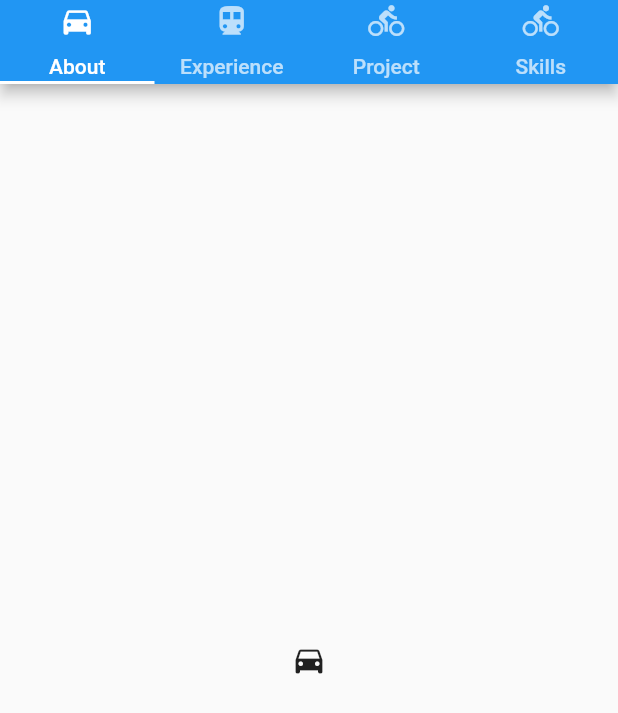
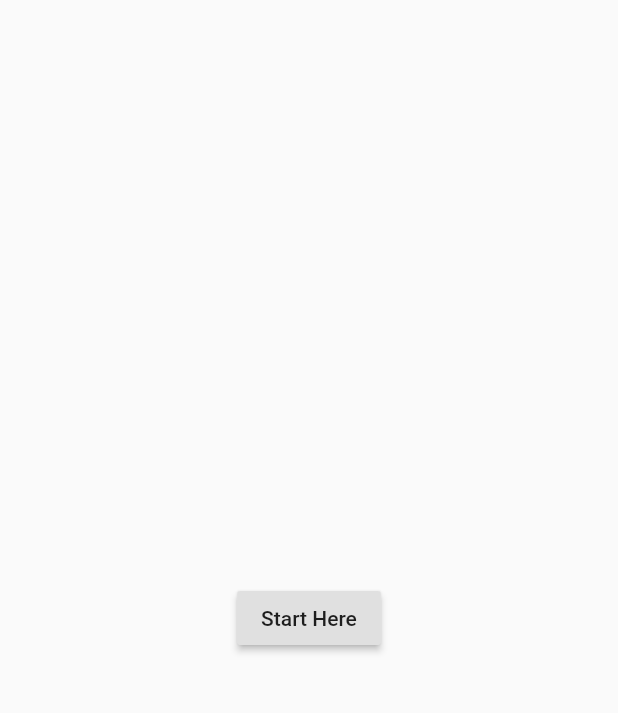
Before and after one commit to ludesdeveloper/seskiramadhancv, a Flutter app: the screen it shows after launch, on a phone screen of 412 x 824 dp. Shown: the top 713 px of the screen. Run offline on Flutter 3.47's test engine with Material 2 defaults, Android fonts, the light colour scheme and no system bars; our stand-ins replace get.

Commit message:
adding text for page

```diff
--- a/lib/main.dart
+++ b/lib/main.dart
@@ -1,46 +1,27 @@
 import 'package:flutter/material.dart';
+//import lib
+import 'package:get/get.dart';
+//import screen
+import 'package:seskiramadhan/views/home_page.dart';
 
 void main() {
-  runApp(TabBarDemo());
+  runApp(MyApp());
 }
 
-class TabBarDemo extends StatelessWidget {
+class MyApp extends StatelessWidget {
   @override
   Widget build(BuildContext context) {
-    return MaterialApp(
+    return GetMaterialApp(
       debugShowCheckedModeBanner: false,
-      home: DefaultTabController(
-        length: 4,
-        child: Scaffold(
-          appBar: AppBar(
-            flexibleSpace: TabBar(
-              tabs: [
-                Tab(
-                  icon: Icon(Icons.directions_car),
-                  child: Text('About'),
-                ),
-                Tab(
-                  icon: Icon(Icons.directions_transit),
-                  child: Text('Experience'),
-                ),
-                Tab(
-                  icon: Icon(Icons.directions_bike),
-                  child: Text('Project'),
-                ),
-                Tab(
-                  icon: Icon(Icons.directions_bike),
-                  child: Text('Skills'),
-                ),
-              ],
-            ),
-          ),
-          body: TabBarView(
-            children: [
-              Icon(Icons.directions_car),
-              Icon(Icons.directions_transit),
-              Icon(Icons.directions_bike),
-              Icon(Icons.directions_bike),
-            ],
+      home: Scaffold(
+        body: Center(
+          child: RaisedButton(
+            onPressed: () {
+              Get.offAll(HomePage());
+              Get.snackbar("Welcome Message",
+                  "Hi, My Name is Seski Ramadhan, nice to know that you access this web");
+            },
+            child: Text('Start Here'),
           ),
         ),
       ),
--- a/pubspec.yaml
+++ b/pubspec.yaml
@@ -23,6 +23,7 @@ environment:
 dependencies:
   flutter:
     sdk: flutter
+  get:
 
 
   # The following adds the Cupertino Icons font to your application.
```
Also changed, not shown: lib/views/about_page.dart (added, +8 -0 lines), lib/views/experiences_page.dart (added, +40 -0 lines), lib/views/home_page.dart (added, +50 -0 lines), lib/views/projects_page.dart (added, +8 -0 lines), lib/views/skills_page.dart (added, +18 -0 lines), pubspec.lock.
